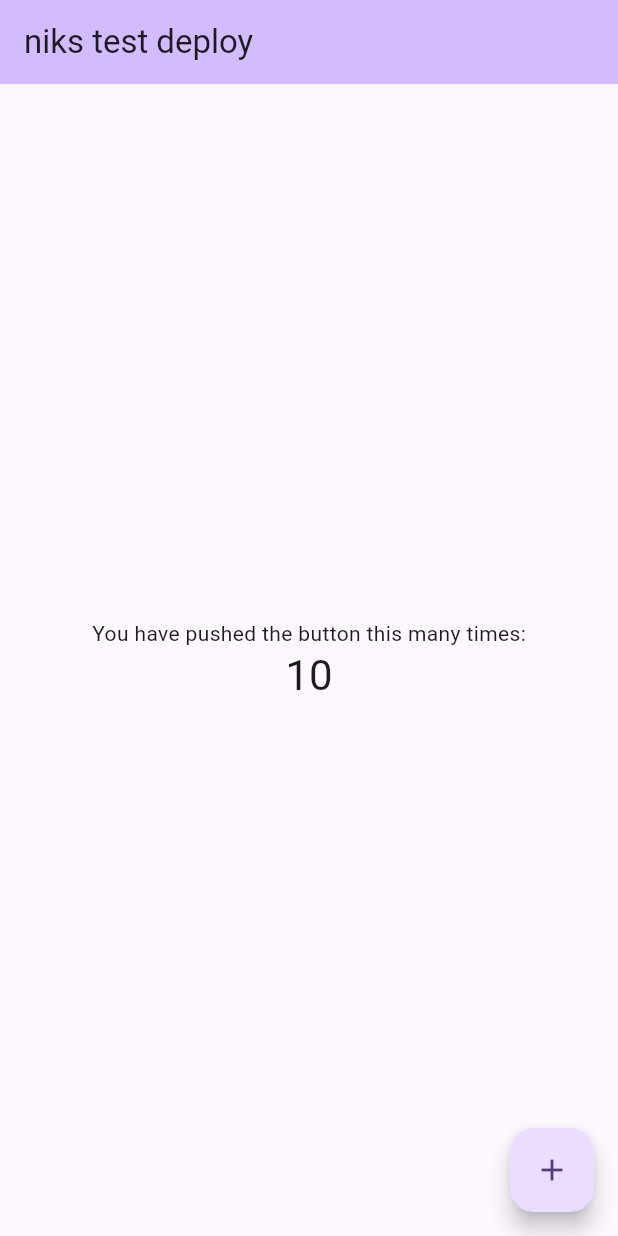
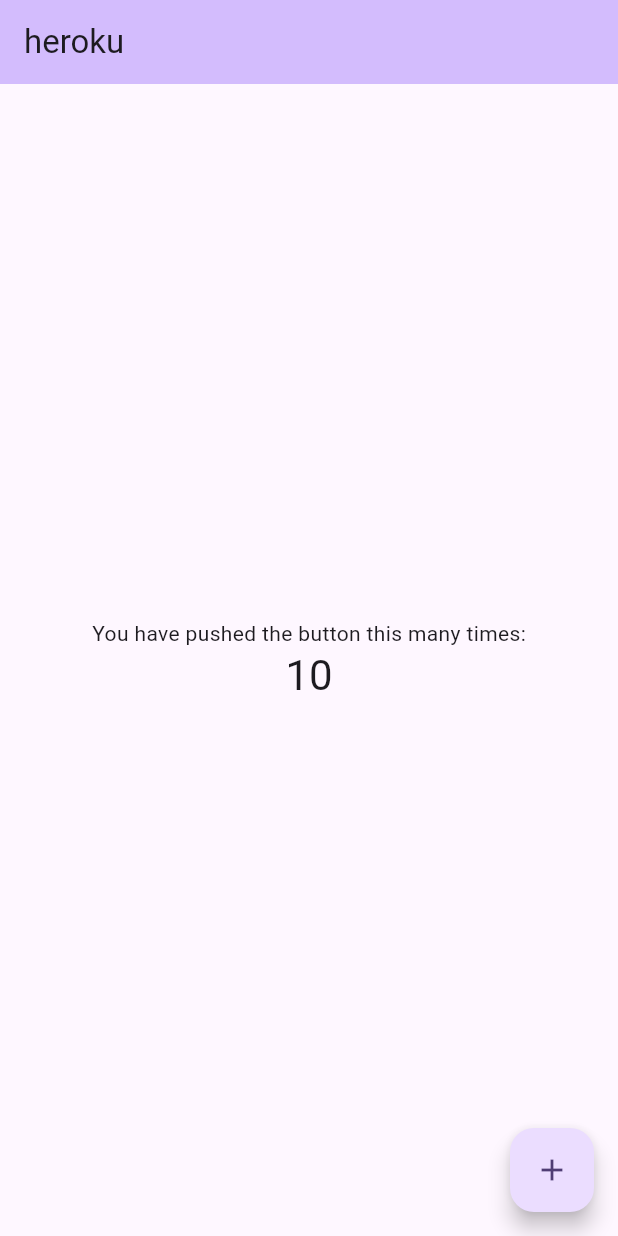
Before and after one commit to NikShein/flutter_aws, a Flutter app: the screen it shows after launch, on a phone screen of 412 x 824 dp. Run offline on Flutter 3.47's test engine with Material 2 defaults, Android fonts, the phone set to English and light mode, and no system bars.

```diff
--- a/lib/main.dart
+++ b/lib/main.dart
@@ -31,7 +31,7 @@ class MyApp extends StatelessWidget {
         colorScheme: ColorScheme.fromSeed(seedColor: Colors.deepPurple),
         useMaterial3: true,
       ),
-      home: const MyHomePage(title: 'niks test deploy'),
+      home: const MyHomePage(title: 'heroku'),
     );
   }
 }
```
